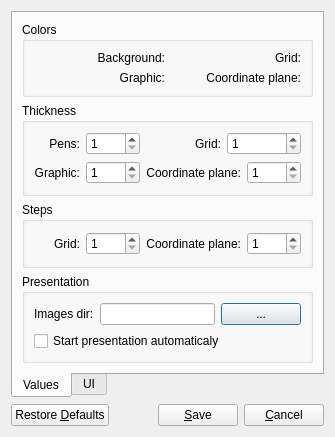
First picture: the form in SettingsDialog.ui, repository RussianBruteForce/Qtnp, before the edit.
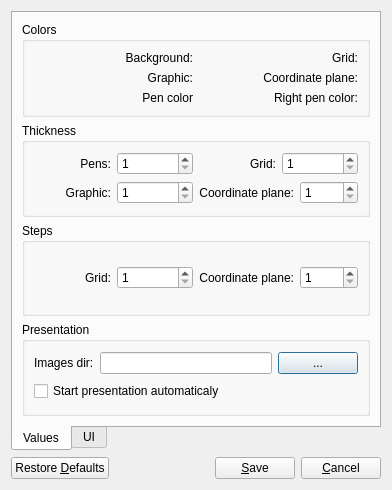
Second picture: the form after the edit.

Commit message: Pens color settings added, some new templates added.

```diff
--- a/SettingsDialog.ui
+++ b/SettingsDialog.ui
@@ -6,8 +6,8 @@
    <rect>
     <x>0</x>
     <y>0</y>
-    <width>333</width>
-    <height>389</height>
+    <width>392</width>
+    <height>490</height>
    </rect>
   </property>
   <property name="windowTitle">
@@ -52,7 +52,7 @@
             <item>
              <layout class="QHBoxLayout" name="graphicL">
               <item>
-               <widget class="QLabel" name="lG">
+               <widget class="QLabel" name="lG_3">
                 <property name="text">
                  <string>Graphic:</string>
                 </property>
@@ -63,6 +63,20 @@
               </item>
              </layout>
             </item>
+            <item>
+             <layout class="QHBoxLayout" name="penColorL">
+              <item>
+               <widget class="QLabel" name="lG">
+                <property name="text">
+                 <string>Pen color</string>
+                </property>
+                <property name="alignment">
+                 <set>Qt::AlignRight|Qt::AlignTrailing|Qt::AlignVCenter</set>
+                </property>
+               </widget>
+              </item>
+             </layout>
+            </item>
            </layout>
           </item>
           <item>
@@ -84,7 +98,7 @@
             <item>
              <layout class="QHBoxLayout" name="cpL">
               <item>
-               <widget class="QLabel" name="lCP">
+               <widget class="QLabel" name="lCP_3">
                 <property name="text">
                  <string>Coordinate plane:</string>
                 </property>
@@ -95,6 +109,20 @@
               </item>
              </layout>
             </item>
+            <item>
+             <layout class="QHBoxLayout" name="rpenColorL">
+              <item>
+               <widget class="QLabel" name="lCP">
+                <property name="text">
+                 <string>Right pen color:</string>
+                </property>
+                <property name="alignment">
+                 <set>Qt::AlignRight|Qt::AlignTrailing|Qt::AlignVCenter</set>
+                </property>
+               </widget>
+              </item>
+             </layout>
+            </item>
            </layout>
           </item>
          </layout>
```
The commit also changes 6 other files.
